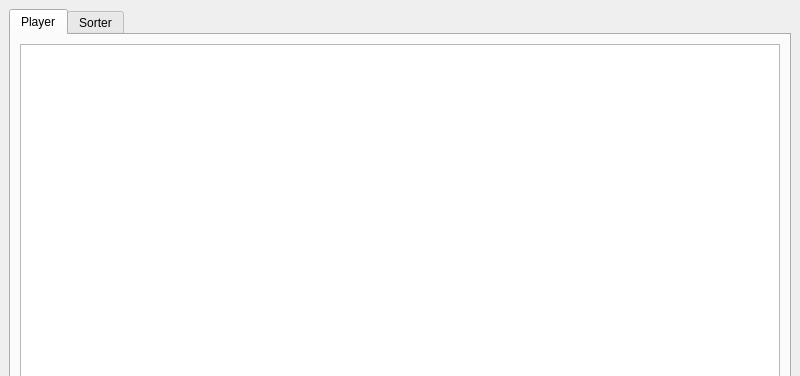
The window that ScrutchPlayer/ui/MainWindow.ui (TheRealNox/Music-Sorting-Tools) describes before a commit, drawn with Qt 5; both pictures show x 0 to 800 and y 0 to 376 of the 800 by 600 pixel window.
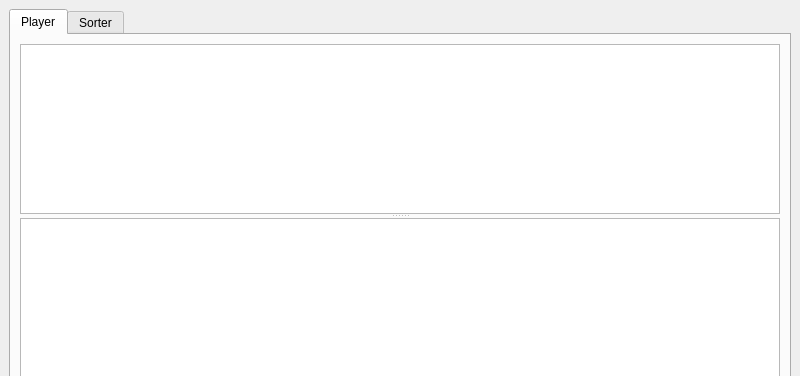
The same window after the commit.

```diff
--- a/ScrutchPlayer/ui/MainWindow.ui
+++ b/ScrutchPlayer/ui/MainWindow.ui
@@ -19,8 +19,8 @@
 }</string>
   </property>
   <widget class="QWidget" name="_centralWidget">
-   <layout class="QGridLayout" name="gridLayout">
-    <item row="0" column="0">
+   <layout class="QHBoxLayout" name="horizontalLayout">
+    <item>
      <widget class="QTabWidget" name="_tabWidget">
       <property name="currentIndex">
        <number>0</number>
@@ -29,9 +29,33 @@
        <attribute name="title">
         <string>Player</string>
        </attribute>
-       <layout class="QGridLayout" name="gridLayout_2">
-        <item row="0" column="0">
-         <widget class="QTreeView" name="_dbView">
+       <layout class="QVBoxLayout" name="verticalLayout_2">
+        <item>
+         <widget class="QSplitter" name="splitte_r">
+          <property name="orientation">
+           <enum>Qt::Vertical</enum>
+          </property>
+          <widget class="QTableView" name="_columnView">
+           <property name="sizePolicy">
+            <sizepolicy hsizetype="Expanding" vsizetype="Expanding">
+             <horstretch>0</horstretch>
+             <verstretch>1</verstretch>
+            </sizepolicy>
+           </property>
+           <attribute name="horizontalHeaderShowSortIndicator" stdset="0">
+            <bool>true</bool>
+           </attribute>
+           <attribute name="horizontalHeaderStretchLastSection">
+            <bool>true</bool>
+           </attribute>
+          </widget>
+          <widget class="QTableView" name="_dbView">
+           <property name="sizePolicy">
+            <sizepolicy hsizetype="Expanding" vsizetype="Expanding">
+             <horstretch>0</horstretch>
+             <verstretch>2</verstretch>
+            </sizepolicy>
+           </property>
           <property name="editTriggers">
            <set>QAbstractItemView::NoEditTriggers</set>
           </property>
@@ -44,6 +68,7 @@
           <property name="selectionBehavior">
            <enum>QAbstractItemView::SelectRows</enum>
           </property>
+          </widget>
          </widget>
         </item>
        </layout>
```
Lines whose indentation alone changed are shown as unchanged.
